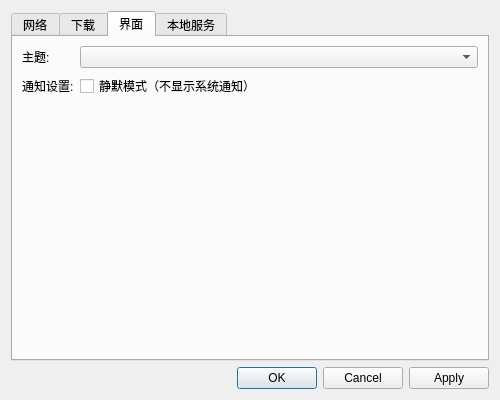
This is settingsdialog.ui in programming666/Downloader as Qt 5 draws it before an edit. The edited form follows.
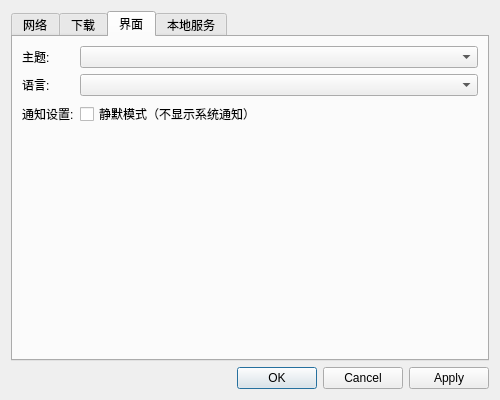
This is the edited form. The open tabs and pages were chosen to show the change.

Diff of the .ui file:
```diff
--- a/settingsdialog.ui
+++ b/settingsdialog.ui
@@ -169,13 +169,23 @@
         <widget class="QComboBox" name="themeComboBox"/>
        </item>
        <item row="1" column="0">
+        <widget class="QLabel" name="languageLabel">
+         <property name="text">
+          <string>语言:</string>
+         </property>
+        </widget>
+       </item>
+       <item row="1" column="1">
+        <widget class="QComboBox" name="languageComboBox"/>
+       </item>
+       <item row="2" column="0">
         <widget class="QLabel" name="silentModeLabel">
          <property name="text">
           <string>通知设置:</string>
          </property>
         </widget>
        </item>
-       <item row="1" column="1">
+       <item row="2" column="1">
         <widget class="QCheckBox" name="silentModeCheckBox">
          <property name="text">
           <string>静默模式（不显示系统通知）</string>
```
